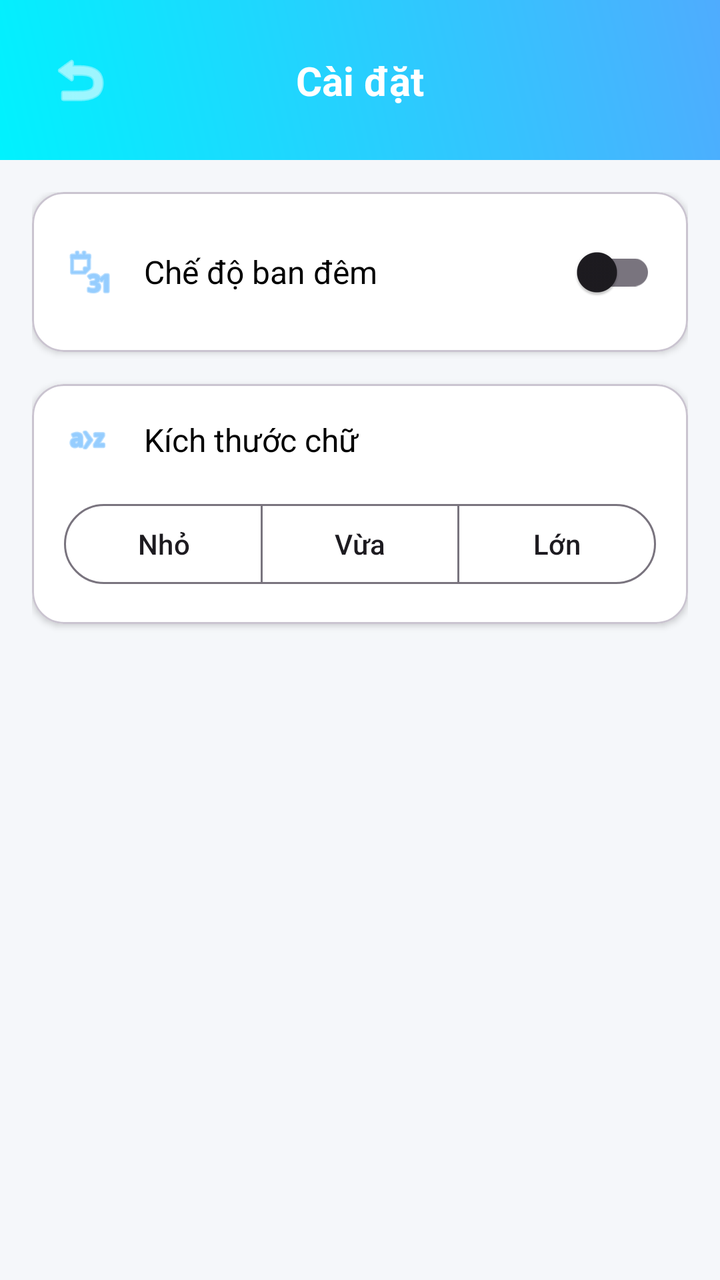
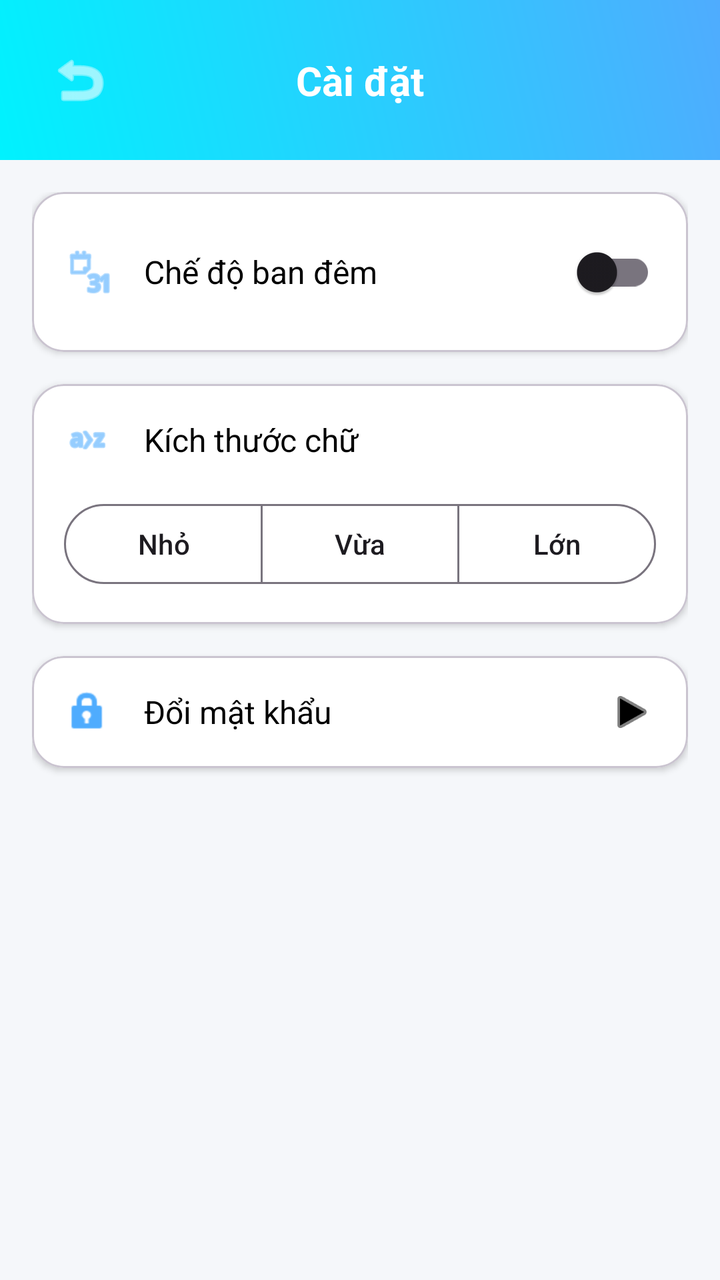

An Android layout rendered at two revisions. The XML below is the earlier revision; the diff shows what the commit changed to produce the second picture.
<!-- AndroidManifest.xml: application theme Theme.Nhom_2_Android_Final -->
<!-- res/layout/activity_settings.xml -->
<?xml version="1.0" encoding="utf-8"?>
<androidx.constraintlayout.widget.ConstraintLayout xmlns:android="http://schemas.android.com/apk/res/android"
    xmlns:app="http://schemas.android.com/apk/res-auto"
    xmlns:tools="http://schemas.android.com/tools"
    android:layout_width="match_parent"
    android:layout_height="match_parent"
    android:background="@drawable/bg_dashboard"
    tools:context=".SettingsActivity">

    <com.google.android.material.appbar.AppBarLayout
        android:id="@+id/appBarLayout"
        android:layout_width="match_parent"
        android:layout_height="wrap_content"
        android:background="@android:color/transparent"
        app:elevation="0dp"
        app:layout_constraintTop_toTopOf="parent">

        <androidx.constraintlayout.widget.ConstraintLayout
            android:layout_width="match_parent"
            android:layout_height="wrap_content"
            android:background="@drawable/bg_gradient"
            android:padding="16dp">

            <ImageButton
                android:id="@+id/btnBack"
                android:layout_width="wrap_content"
                android:layout_height="wrap_content"
                android:background="?attr/selectableItemBackgroundBorderless"
                android:padding="8dp"
                android:src="@android:drawable/ic_menu_revert"
                app:layout_constraintBottom_toBottomOf="parent"
                app:layout_constraintStart_toStartOf="parent"
                app:layout_constraintTop_toTopOf="parent"
                app:tint="@android:color/white"
                android:contentDescription="Quay lại" />

            <TextView
                android:layout_width="wrap_content"
                android:layout_height="wrap_content"
                android:text="@string/settings"
                android:textColor="@android:color/white"
                android:textSize="20sp"
                android:textStyle="bold"
                app:layout_constraintBottom_toBottomOf="parent"
                app:layout_constraintEnd_toEndOf="parent"
                app:layout_constraintStart_toStartOf="parent"
                app:layout_constraintTop_toTopOf="parent" />

        </androidx.constraintlayout.widget.ConstraintLayout>
    </com.google.android.material.appbar.AppBarLayout>

    <LinearLayout
        android:layout_width="match_parent"
        android:layout_height="0dp"
        android:orientation="vertical"
        android:padding="16dp"
        app:layout_constraintBottom_toBottomOf="parent"
        app:layout_constraintTop_toBottomOf="@id/appBarLayout">

        <com.google.android.material.card.MaterialCardView
            android:layout_width="match_parent"
            android:layout_height="wrap_content"
            android:layout_marginBottom="16dp"
            app:cardBackgroundColor="@color/card_bg"
            app:cardCornerRadius="16dp"
            app:cardElevation="2dp">

            <LinearLayout
                android:layout_width="match_parent"
                android:layout_height="wrap_content"
                android:gravity="center_vertical"
                android:orientation="horizontal"
                android:padding="16dp">

                <ImageView
                    android:layout_width="24dp"
                    android:layout_height="24dp"
                    android:src="@android:drawable/ic_menu_month"
                    app:tint="@color/colorPrimary" />

                <TextView
                    android:layout_width="0dp"
                    android:layout_height="wrap_content"
                    android:layout_marginStart="16dp"
                    android:layout_weight="1"
                    android:text="@string/dark_mode"
                    android:textColor="@color/text_main"
                    android:textSize="16sp" />

                <com.google.android.material.switchmaterial.SwitchMaterial
                    android:id="@+id/switchDarkMode"
                    android:layout_width="wrap_content"
                    android:layout_height="wrap_content" />
            </LinearLayout>
        </com.google.android.material.card.MaterialCardView>

        <com.google.android.material.card.MaterialCardView
            android:layout_width="match_parent"
            android:layout_height="wrap_content"
            app:cardBackgroundColor="@color/card_bg"
            app:cardCornerRadius="16dp"
            app:cardElevation="2dp">

            <LinearLayout
                android:layout_width="match_parent"
                android:layout_height="wrap_content"
                android:orientation="vertical"
                android:padding="16dp">

                <LinearLayout
                    android:layout_width="match_parent"
                    android:layout_height="wrap_content"
                    android:gravity="center_vertical"
                    android:orientation="horizontal">

                    <ImageView
                        android:layout_width="24dp"
                        android:layout_height="24dp"
                        android:src="@android:drawable/ic_menu_sort_alphabetically"
                        app:tint="@color/colorPrimary" />

                    <TextView
                        android:layout_width="wrap_content"
                        android:layout_height="wrap_content"
                        android:layout_marginStart="16dp"
                        android:text="@string/font_size"
                        android:textColor="@color/text_main"
                        android:textSize="16sp" />
                </LinearLayout>

                <com.google.android.material.button.MaterialButtonToggleGroup
                    android:id="@+id/toggleGroupFontSize"
                    android:layout_width="match_parent"
                    android:layout_height="wrap_content"
                    android:layout_marginTop="16dp"
                    app:singleSelection="true">

                    <com.google.android.material.button.MaterialButton
                        android:id="@+id/btnSmall"
                        style="@style/Widget.Material3.Button.OutlinedButton"
                        android:layout_width="0dp"
                        android:layout_height="wrap_content"
                        android:layout_weight="1"
                        android:text="@string/font_small" />

                    <com.google.android.material.button.MaterialButton
                        android:id="@+id/btnMedium"
                        style="@style/Widget.Material3.Button.OutlinedButton"
                        android:layout_width="0dp"
                        android:layout_height="wrap_content"
                        android:layout_weight="1"
                        android:text="@string/font_medium" />

                    <com.google.android.material.button.MaterialButton
                        android:id="@+id/btnLarge"
                        style="@style/Widget.Material3.Button.OutlinedButton"
                        android:layout_width="0dp"
                        android:layout_height="wrap_content"
                        android:layout_weight="1"
                        android:text="@string/font_large" />
                </com.google.android.material.button.MaterialButtonToggleGroup>

            </LinearLayout>
        </com.google.android.material.card.MaterialCardView>

    </LinearLayout>

</androidx.constraintlayout.widget.ConstraintLayout>
<!-- resources referenced by this layout -->
<resources>
  <color name="card_bg">#FFFFFF</color>
  <color name="colorPrimary">#4facfe</color>
  <color name="text_main">#000000</color>
  <!-- drawable bg_dashboard (drawable) -->
  <?xml version="1.0" encoding="utf-8"?>
  <shape xmlns:android="http://schemas.android.com/apk/res/android">
      <solid android:color="@color/dashboard_bg" />
  </shape>
  <!-- drawable bg_gradient (drawable) -->
  <?xml version="1.0" encoding="utf-8"?>
  <shape xmlns:android="http://schemas.android.com/apk/res/android">
      <gradient
          android:angle="45"
          android:endColor="#4facfe"
          android:startColor="#00f2fe"
          android:type="linear" />
  </shape>
  <string name="dark_mode">Chế độ ban đêm</string>
  <string name="font_large">Lớn</string>
  <string name="font_medium">Vừa</string>
  <string name="font_size">Kích thước chữ</string>
  <string name="font_small">Nhỏ</string>
  <string name="settings">Cài đặt</string>
  <style name="Theme.Nhom_2_Android_Final" parent="Base.Theme.Nhom_2_Android_Final" />
  <color name="dashboard_bg">#F5F7FA</color>
  <style name="Base.Theme.Nhom_2_Android_Final" parent="Theme.Material3.DayNight.NoActionBar">
          
          <item name="colorPrimary">@color/colorPrimary</item>
          <item name="android:statusBarColor">@color/colorPrimary</item>
      </style>
</resources>

<!-- the commit's change to res/layout/activity_settings.xml (unified diff, before → after) -->
@@ -97,6 +97,7 @@
         <com.google.android.material.card.MaterialCardView
             android:layout_width="match_parent"
             android:layout_height="wrap_content"
+            android:layout_marginBottom="16dp"
             app:cardBackgroundColor="@color/card_bg"
             app:cardCornerRadius="16dp"
             app:cardElevation="2dp">
@@ -163,6 +164,47 @@
             </LinearLayout>
         </com.google.android.material.card.MaterialCardView>
 
+        
+        <com.google.android.material.card.MaterialCardView
+            android:id="@+id/cardChangePassword"
+            android:layout_width="match_parent"
+            android:layout_height="wrap_content"
+            android:clickable="true"
+            android:focusable="true"
+            app:cardBackgroundColor="@color/card_bg"
+            app:cardCornerRadius="16dp"
+            app:cardElevation="2dp">
+
+            <LinearLayout
+                android:layout_width="match_parent"
+                android:layout_height="wrap_content"
+                android:gravity="center_vertical"
+                android:orientation="horizontal"
+                android:padding="16dp">
+
+                <ImageView
+                    android:layout_width="24dp"
+                    android:layout_height="24dp"
+                    android:src="@android:drawable/ic_lock_idle_lock"
+                    app:tint="@color/colorPrimary" />
+
+                <TextView
+                    android:layout_width="0dp"
+                    android:layout_height="wrap_content"
+                    android:layout_marginStart="16dp"
+                    android:layout_weight="1"
+                    android:text="Đổi mật khẩu"
+                    android:textColor="@color/text_main"
+                    android:textSize="16sp" />
+
+                <ImageView
+                    android:layout_width="24dp"
+                    android:layout_height="24dp"
+                    android:src="@android:drawable/ic_media_play"
+                    app:tint="@color/text_main" />
+            </LinearLayout>
+        </com.google.android.material.card.MaterialCardView>
+
     </LinearLayout>
 
 </androidx.constraintlayout.widget.ConstraintLayout>
